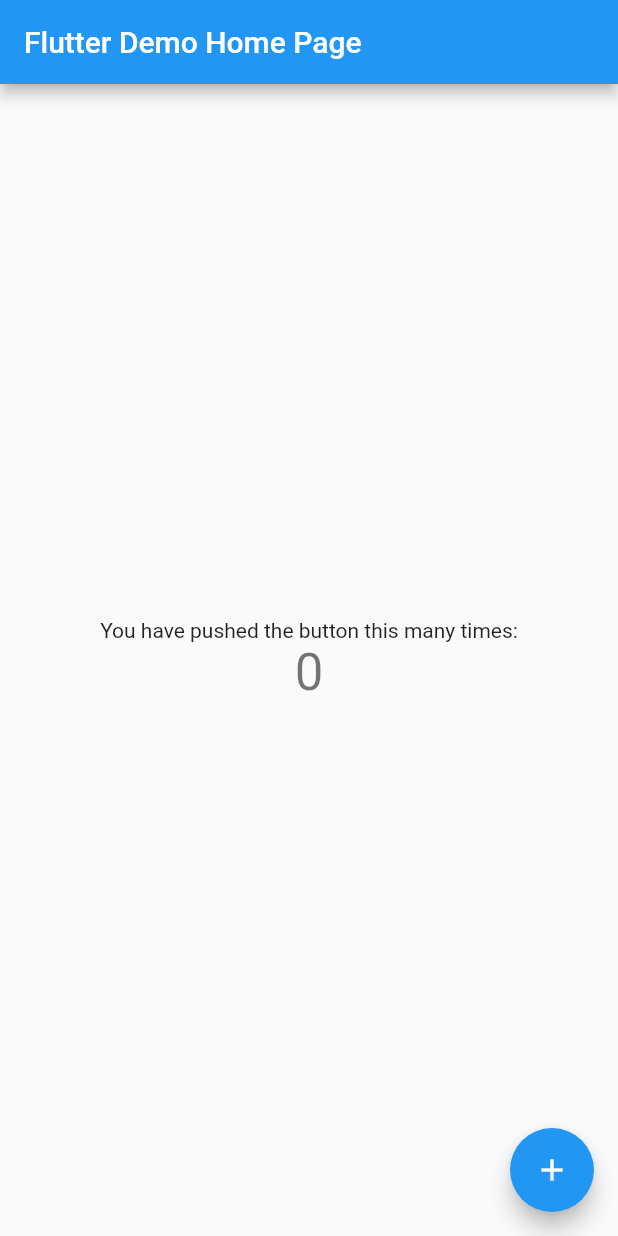
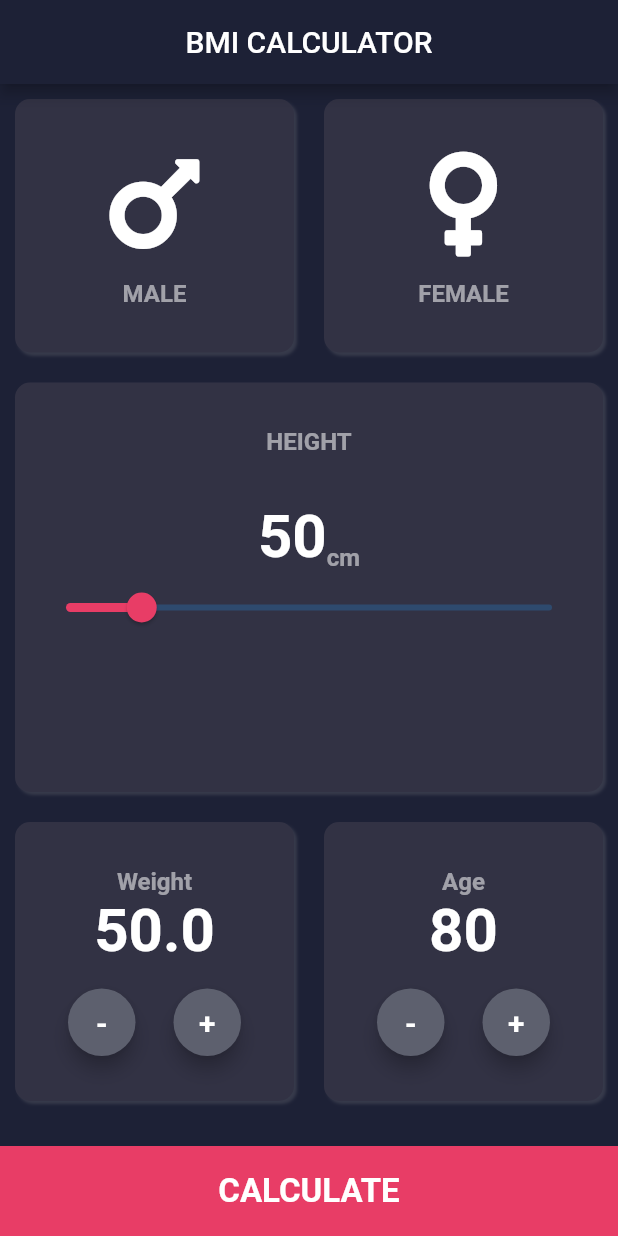
Before and after one commit to adkstar/flutter-bmi-calculator, a Flutter app: the screen it shows after launch, on a phone screen of 412 x 824 dp. Run offline on Flutter 3.47's test engine with Material 2 defaults, Android fonts, the phone set to English and light mode, and no system bars; our stand-ins replace font_awesome_flutter.

Commit message:
First commit, almost completed the app

```diff
--- /dev/null
+++ b/lib/components/control_buttons.dart
@@ -0,0 +1,86 @@
+import 'package:flutter/material.dart';
+
+import '../constants.dart';
+import 'custom_card.dart';
+
+class ControlButtons extends StatefulWidget {
+  final String _title;
+  // final ValueChanged<bool> onChanged;
+
+  ControlButtons(this._title);
+
+  @override
+  _ControlButtonsState createState() => _ControlButtonsState();
+}
+
+class _ControlButtonsState extends State<ControlButtons> {
+  double _weight = 50;
+
+  @override
+  Widget build(BuildContext context) {
+    return CustomCard(
+      child: Column(
+        children: <Widget>[
+          Text(
+            widget._title,
+            style: subTitleTextStyle,
+          ),
+          Text(
+            '$_weight',
+            style: numberTextStyle,
+          ),
+          SizedBox(
+            height: 15,
+          ),
+          Row(
+            mainAxisAlignment: MainAxisAlignment.spaceEvenly,
+            children: <Widget>[
+              Container(
+                width: 45,
+                height: 45,
+                child: RaisedButton(
+                  onPressed: () => {},
+                  child: Text(
+                    '-',
+                    style: TextStyle(
+                      color: Colors.white,
+                      fontWeight: FontWeight.bold,
+                      fontSize: 20,
+                    ),
+                  ),
+                  elevation: 5,
+                  shape: CircleBorder(),
+                  color: Color(0xff5d606e),
+                ),
+              ),
+              Container(
+                width: 45,
+                height: 45,
+                child: RaisedButton(
+                  onPressed: _incrementWeight,
+                  child: Text(
+                    '+',
+                    style: TextStyle(
+                      color: Colors.white,
+                      fontWeight: FontWeight.bold,
+                      fontSize: 20,
+                    ),
+                  ),
+                  elevation: 5,
+                  shape: CircleBorder(),
+                  color: Color(0xff5d606e),
+                ),
+              ),
+            ],
+          )
+        ],
+      ),
+    );
+  }
+
+  void _incrementWeight() {
+    setState(() {
+      _weight++;
+    });
+  }
+}
--- /dev/null
+++ b/lib/components/custom_card.dart
@@ -0,0 +1,33 @@
+import 'package:flutter/material.dart';
+
+import '../constants.dart';
+
+class CustomCard extends StatelessWidget {
+  final Widget child;
+
+  CustomCard({@required this.child});
+
+  @override
+  Widget build(BuildContext context) {
+    return Expanded(
+      flex: 1,
+      child: Container(
+          padding: EdgeInsets.symmetric(vertical: 30, horizontal: 10),
+          margin: EdgeInsets.all(10),
+          decoration: BoxDecoration(
+            color: secondaryColor,
+            borderRadius: BorderRadius.all(
+              Radius.circular(10),
+            ),
+            boxShadow: [
+              BoxShadow(
+                offset: Offset(2, 2),
+                blurRadius: 1,
+                color: Colors.grey.withOpacity(.2),
+              ),
+            ],
+          ),
+          child: child),
+    );
+  }
+}
--- /dev/null
+++ b/lib/constants.dart
@@ -0,0 +1,17 @@
+import 'package:flutter/material.dart';
+
+final Color primaryColor = Color(0xff1d2136);
+final Color secondaryColor = Color(0xff323244);
+final Color accentColor = Color(0xffe83d66);
+
+final TextStyle numberTextStyle = TextStyle(
+  fontSize: 40,
+  fontWeight: FontWeight.bold,
+  color: Colors.white,
+);
+
+final TextStyle subTitleTextStyle = TextStyle(
+  fontSize: 16,
+  fontWeight: FontWeight.bold,
+  color: Colors.white54,
+);
--- a/lib/main.dart
+++ b/lib/main.dart
@@ -1,47 +1,30 @@
+import 'package:bmi_calculator/components/control_buttons.dart';
+import 'package:bmi_calculator/components/custom_card.dart';
+import 'package:bmi_calculator/constants.dart';
 import 'package:flutter/material.dart';
+import 'package:font_awesome_flutter/font_awesome_flutter.dart';
 
 void main() {
   runApp(MyApp());
 }
 
 class MyApp extends StatelessWidget {
-  // This widget is the root of your application.
   @override
   Widget build(BuildContext context) {
     return MaterialApp(
-      title: 'Flutter Demo',
+      title: 'BMI Calculator',
       theme: ThemeData(
-        // This is the theme of your application.
-        //
-        // Try running your application with "flutter run". You'll see the
-        // application has a blue toolbar. Then, without quitting the app, try
-        // changing the primarySwatch below to Colors.green and then invoke
-        // "hot reload" (press "r" in the console where you ran "flutter run",
-        // or simply save your changes to "hot reload" in a Flutter IDE).
-        // Notice that the counter didn't reset back to zero; the application
-        // is not restarted.
         primarySwatch: Colors.blue,
-        // This makes the visual density adapt to the platform that you run
-        // the app on. For desktop platforms, the controls will be smaller and
-        // closer together (more dense) than on mobile platforms.
         visualDensity: VisualDensity.adaptivePlatformDensity,
       ),
-      home: MyHomePage(title: 'Flutter Demo Home Page'),
+      home: MyHomePage(title: 'BMI Calculator'),
+      debugShowCheckedModeBanner: false,
     );
   }
 }
 
 class MyHomePage extends StatefulWidget {
   MyHomePage({Key key, this.title}) : super(key: key);
-
-  // This widget is the home page of your application. It is stateful, meaning
-  // that it has a State object (defined below) that contains fields that affect
-  // how it looks.
-
-  // This class is the configuration for the state. It holds the values (in this
-  // case the title) provided by the parent (in this case the App widget) and
-  // used by the build method of the State. Fields in a Widget subclass are
-  // always marked "final".
 
   final String title;
 
@@ -50,68 +33,186 @@ class MyHomePage extends StatefulWidget {
 }
 
 class _MyHomePageState extends State<MyHomePage> {
-  int _counter = 0;
-
-  void _incrementCounter() {
-    setState(() {
-      // This call to setState tells the Flutter framework that something has
-      // changed in this State, which causes it to rerun the build method below
-      // so that the display can reflect the updated values. If we changed
-      // _counter without calling setState(), then the build method would not be
-      // called again, and so nothing would appear to happen.
-      _counter++;
-    });
-  }
+  int _height = 50;
 
   @override
   Widget build(BuildContext context) {
-    // This method is rerun every time setState is called, for instance as done
-    // by the _incrementCounter method above.
-    //
-    // The Flutter framework has been optimized to make rerunning build methods
-    // fast, so that you can just rebuild anything that needs updating rather
-    // than having to individually change instances of widgets.
     return Scaffold(
+      backgroundColor: primaryColor,
       appBar: AppBar(
-        // Here we take the value from the MyHomePage object that was created by
-        // the App.build method, and use it to set our appbar title.
-        title: Text(widget.title),
+        backgroundColor: primaryColor,
+        title: Center(child: Text(widget.title.toUpperCase())),
       ),
-      body: Center(
-        // Center is a layout widget. It takes a single child and positions it
-        // in the middle of the parent.
+      body: Column(
+        crossAxisAlignment: CrossAxisAlignment.stretch,
+        children: <Widget>[
+          Row(
+            children: <Widget>[
+              getCard('MALE', FontAwesomeIcons.mars),
+              getCard('FEMALE', FontAwesomeIcons.venus),
+            ],
+          ),
+          CustomCard(
+            child: Center(
               child: Column(
-          // Column is also a layout widget. It takes a list of children and
-          // arranges them vertically. By default, it sizes itself to fit its
-          // children horizontally, and tries to be as tall as its parent.
-          //
-          // Invoke "debug painting" (press "p" in the console, choose the
-          // "Toggle Debug Paint" action from the Flutter Inspector in Android
-          // Studio, or the "Toggle Debug Paint" command in Visual Studio Code)
-          // to see the wireframe for each widget.
-          //
-          // Column has various properties to control how it sizes itself and
-          // how it positions its children. Here we use mainAxisAlignment to
-          // center the children vertically; the main axis here is the vertical
-          // axis because Columns are vertical (the cross axis would be
-          // horizontal).
-          mainAxisAlignment: MainAxisAlignment.center,
                 children: <Widget>[
                   Text(
-              'You have pushed the button this many times:',
+                    "HEIGHT",
+                    style: subTitleTextStyle,
+                  ),
+                  SizedBox(
+                    height: 30,
+                  ),
+                  Row(
+                    mainAxisAlignment: MainAxisAlignment.center,
+                    crossAxisAlignment: CrossAxisAlignment.end,
+                    children: <Widget>[
+                      Text(
+                        _height.toString(),
+                        style: numberTextStyle,
                       ),
                       Text(
-              '$_counter',
-              style: Theme.of(context).textTheme.headline4,
+                        "cm",
+                        style: subTitleTextStyle,
                       ),
                     ],
                   ),
+                  Container(
+                    child: Slider(
+                      activeColor: accentColor,
+                      value: _height.toDouble(),
+                      min: 0.0,
+                      max: 330.0,
+                      divisions: 330,
+                      label: '$_height cm',
+                      onChanged: (double newValue) {
+                        setState(() {
+                          _height = newValue.round();
+                        });
+                      },
+                      semanticFormatterCallback: (double newValue) {
+                        return '${newValue.round()} dollars';
+                      },
                     ),
-      floatingActionButton: FloatingActionButton(
-        onPressed: _incrementCounter,
-        tooltip: 'Increment',
-        child: Icon(Icons.add),
-      ), // This trailing comma makes auto-formatting nicer for build methods.
+                  )
+                ],
+              ),
+            ),
+          ),
+          Row(
+            children: <Widget>[
+              ControlButtons('Weight'),
+              getControlButtons('Age'),
+            ],
+          ),
+          SizedBox(
+            height: 20,
+          ),
+          Container(
+            color: accentColor,
+            height: 60,
+            child: Center(
+              child: Text(
+                'CALCULATE',
+                style: numberTextStyle.copyWith(fontSize: 22),
+              ),
+            ),
+          )
+        ],
+      ),
     );
   }
 }
+
+void buttonPressed() {
+  print('Hello world');
+}
+
+Widget getControlButtons(String title) {
+  return CustomCard(
+    child: Column(
+      children: <Widget>[
+        Text(
+          title,
+          style: subTitleTextStyle,
+        ),
+        Text(
+          "80",
+          style: numberTextStyle,
+        ),
+        SizedBox(
+          height: 15,
+        ),
+        Row(
+          mainAxisAlignment: MainAxisAlignment.spaceEvenly,
+          children: <Widget>[
+            Container(
+              width: 45,
+              height: 45,
+              child: RaisedButton(
+                onPressed: () {},
+                child: Text(
+                  '-',
+                  style: TextStyle(
+                    color: Colors.white,
+                    fontWeight: FontWeight.bold,
+                    fontSize: 20,
+                  ),
+                ),
+                elevation: 5,
+                shape: CircleBorder(),
+                color: Color(0xff5d606e),
+              ),
+            ),
+            Container(
+              width: 45,
+              height: 45,
+              child: RaisedButton(
+                onPressed: () {},
+                child: Text(
+                  '+',
+                  style: TextStyle(
+                    color: Colors.white,
+                    fontWeight: FontWeight.bold,
+                    fontSize: 20,
+                  ),
+                ),
+                elevation: 5,
+                shape: CircleBorder(),
+                color: Color(0xff5d606e),
+              ),
+            ),
+          ],
+        )
+      ],
+    ),
+  );
+}
+
+void incrementWeight() {}
+
+Widget getCard(String title, IconData icon) {
+  return CustomCard(
+    child: GestureDetector(
+      onTap: () {
+        print("h11");
+      },
+      child: Column(
+        children: <Widget>[
+          FaIcon(
+            icon,
+            size: 80,
+            color: Colors.white,
+          ),
+          SizedBox(
+            height: 10,
+          ),
+          Text(
+            title,
+            style: subTitleTextStyle,
+          )
+        ],
+      ),
+    ),
+  );
+}
```
Also changed, not shown: pubspec.yaml (+2 -7 lines), pubspec.lock. Lines whose indentation alone changed are shown as unchanged.
